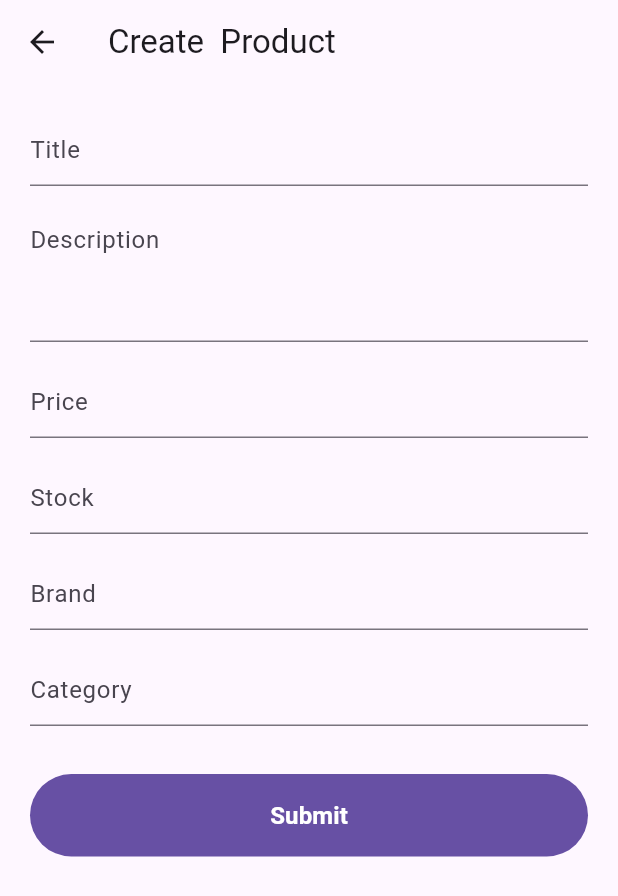
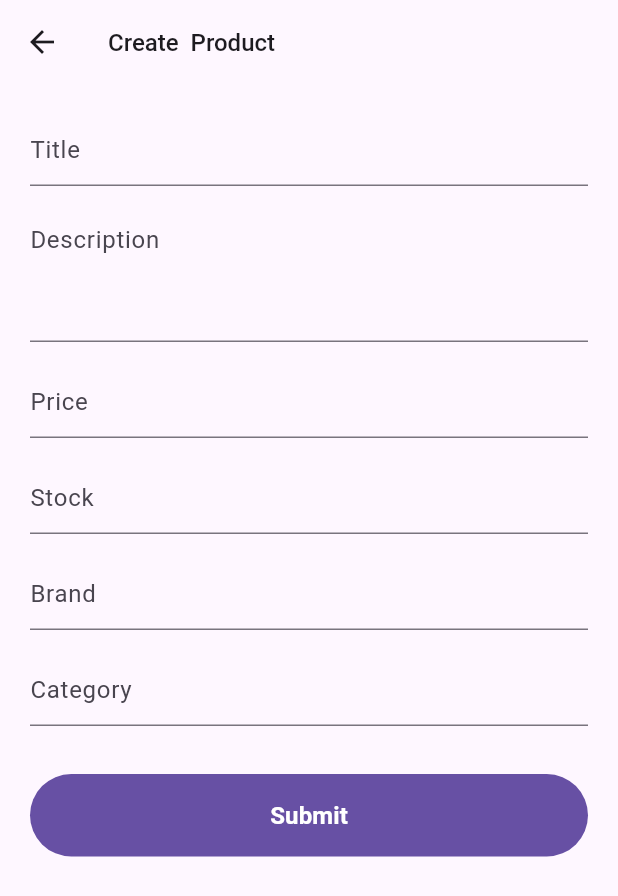
Before and after one commit to homindolentrahar/flosha, a Flutter app: the CreateProductPage screen opened by its route, on a phone screen of 412 x 824 dp. Shown: the top 896 px of the screen. Run offline on Flutter 3.47's test engine with Material 3 defaults, Android fonts, the phone set to English and light mode, and no system bars; drawn by our look-alikes of flutter_form_builder; our stand-ins replace dartz, dio, equatable, flutter_bloc, flutter_easyloading, form_builder_validators and 3 more; accounts and stored records are empty.

Commit message:
Updating Readme, Changelog, versioning and fixing example

```diff
--- a/example/lib/core/remote/model/product.dart
+++ b/example/lib/core/remote/model/product.dart
@@ -1,3 +1,5 @@
+import 'package:flosha/flosha.dart';
+
 class ProductsResponse {
   final List<Product>? products;
   final int? total;
@@ -32,7 +34,7 @@ class ProductsResponse {
       };
 }
 
-class Product {
+class Product implements ModelSerialize {
   final int? id;
   final String? title;
   final String? description;
@@ -59,6 +61,22 @@ class Product {
     this.images,
   });
 
+  @override
+  Map<String, dynamic> toJson() => {
+        "id": id,
+        "title": title,
+        "description": description,
+        "price": price,
+        "discountPercentage": discountPercentage,
+        "rating": rating,
+        "stock": stock,
+        "brand": brand,
+        "category": category,
+        "thumbnail": thumbnail,
+        "images":
+            images == null ? [] : List<dynamic>.from(images!.map((x) => x)),
+      };
+
   factory Product.fromJson(Map<String, dynamic> json) => Product(
         id: json["id"],
         title: json["title"],
@@ -74,19 +92,4 @@ class Product {
             ? []
             : List<String>.from(json["images"]!.map((x) => x)),
       );
-
-  Map<String, dynamic> toJson() => {
-        "id": id,
-        "title": title,
-        "description": description,
-        "price": price,
-        "discountPercentage": discountPercentage,
-        "rating": rating,
-        "stock": stock,
-        "brand": brand,
-        "category": category,
-        "thumbnail": thumbnail,
-        "images":
-            images == null ? [] : List<dynamic>.from(images!.map((x) => x)),
-      };
 }
--- a/example/lib/feature/create/create_product_page.dart
+++ b/example/lib/feature/create/create_product_page.dart
@@ -19,7 +19,13 @@ class CreateProductPage extends StatelessWidget {
 
         return Scaffold(
           appBar: AppBar(
-            title: const Text("Create  Product"),
+            title: const Text(
+              "Create  Product",
+              style: TextStyle(
+                fontSize: 16,
+                fontWeight: FontWeight.w500,
+              ),
+            ),
           ),
           body: SafeArea(
             child: Padding(
@@ -53,6 +59,7 @@ class CreateProductPage extends StatelessWidget {
                       name: 'title',
                       decoration: const InputDecoration(hintText: "Title"),
                       validator: FormBuilderValidators.required(),
+                      textInputAction: TextInputAction.next,
                     ),
                     const SizedBox(height: 16),
                     FormBuilderTextField(
@@ -62,6 +69,7 @@ class CreateProductPage extends StatelessWidget {
                       maxLines: 3,
                       minLines: 3,
                       validator: FormBuilderValidators.required(),
+                      textInputAction: TextInputAction.next,
                     ),
                     const SizedBox(height: 16),
                     FormBuilderTextField(
@@ -70,6 +78,7 @@ class CreateProductPage extends StatelessWidget {
                       decoration: const InputDecoration(hintText: "Price"),
                       validator: FormBuilderValidators.required(),
                       valueTransformer: (value) => int.tryParse(value ?? "0"),
+                      textInputAction: TextInputAction.next,
                     ),
                     const SizedBox(height: 16),
                     FormBuilderTextField(
@@ -78,18 +87,21 @@ class CreateProductPage extends StatelessWidget {
                       decoration: const InputDecoration(hintText: "Stock"),
                       validator: FormBuilderValidators.required(),
                       valueTransformer: (value) => int.tryParse(value ?? "0"),
+                      textInputAction: TextInputAction.next,
                     ),
                     const SizedBox(height: 16),
                     FormBuilderTextField(
                       name: 'brand',
                       decoration: const InputDecoration(hintText: "Brand"),
                       validator: FormBuilderValidators.required(),
+                      textInputAction: TextInputAction.next,
                     ),
                     const SizedBox(height: 16),
                     FormBuilderTextField(
                       name: 'category',
                       decoration: const InputDecoration(hintText: "Category"),
                       validator: FormBuilderValidators.required(),
+                      textInputAction: TextInputAction.done,
                     ),
                   ],
                 ),
--- a/lib/base/logic/base_list_logic.dart
+++ b/lib/base/logic/base_list_logic.dart
@@ -72,6 +72,7 @@ abstract class BaseListLogic<T extends ModelSerialize>
   void refreshData();
 
   /// Invoke a **Loading** state
+  /// [initialLoad] to indicate wether to show loading widget on first load of the list
   void loading({bool initialLoad = false}) {
     emit(
       state.copyWith(
--- a/lib/widget/core/state_container.dart
+++ b/lib/widget/core/state_container.dart
@@ -186,7 +186,7 @@ class _StateObjectContainer<T extends ModelSerialize> extends StatelessWidget {
   final StateWidgetConfig? errorConfig;
 
   /// Widget that will displayed when state is `success`\
-  final Widget Function(BaseObjectState<T>) successWidget;
+  final Widget Function(BaseObjectState<T> state) successWidget;
 
   /// Function to determine wether to rebuild the container based on certain condition\
   /// Return [bool] value, container will rebuild when value is `true`\
--- a/pubspec.yaml
+++ b/pubspec.yaml
@@ -1,6 +1,6 @@
 name: flosha
 description: "Boilerplate for handling state with BLoC pattern in a smooth way"
-version: 1.0.0
+version: 1.1.0
 homepage: https://github.com/homindolentrahar/flosha
 
 environment:
```
Also changed, not shown: example/lib/feature/detail/logic/product_detail_logic.dart (+4 -4 lines), example/lib/feature/detail/product_detail_page.dart (+12 -14 lines), example/lib/feature/products/logic/products_logic.dart (+7 -7 lines), example/lib/feature/products/products_page.dart (+5 -7 lines), example/lib/main.dart (+6 -1 lines), lib/widget/core/state_consumer.dart (+77 -11 lines), example/pubspec.lock, 3 other files.
